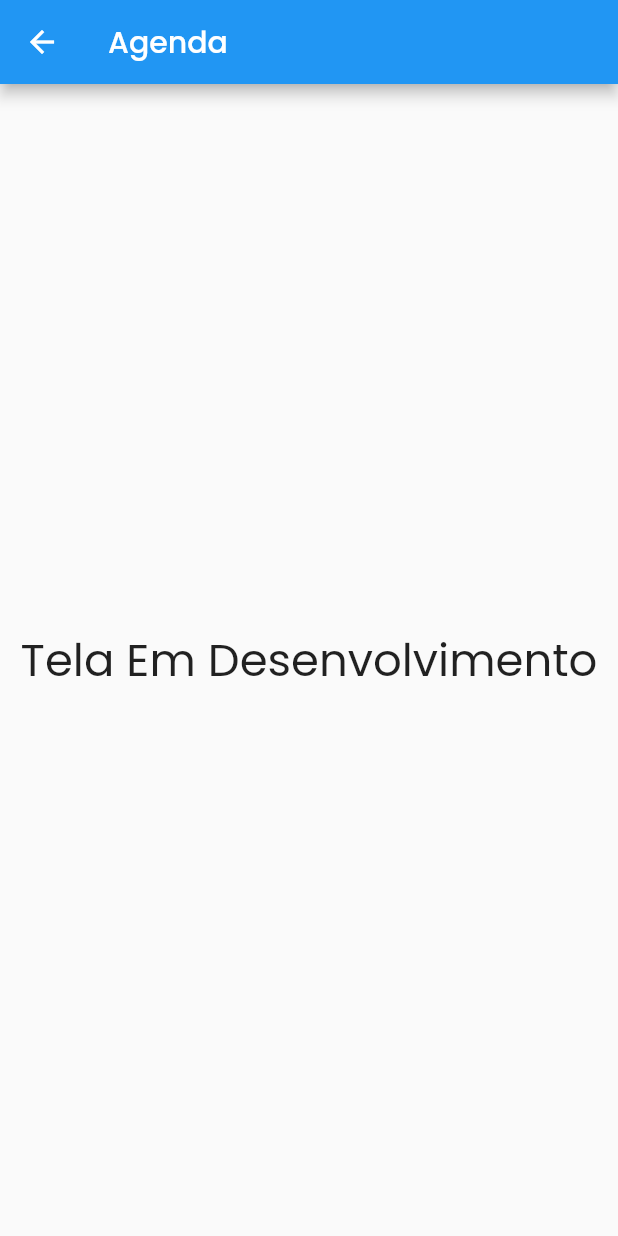
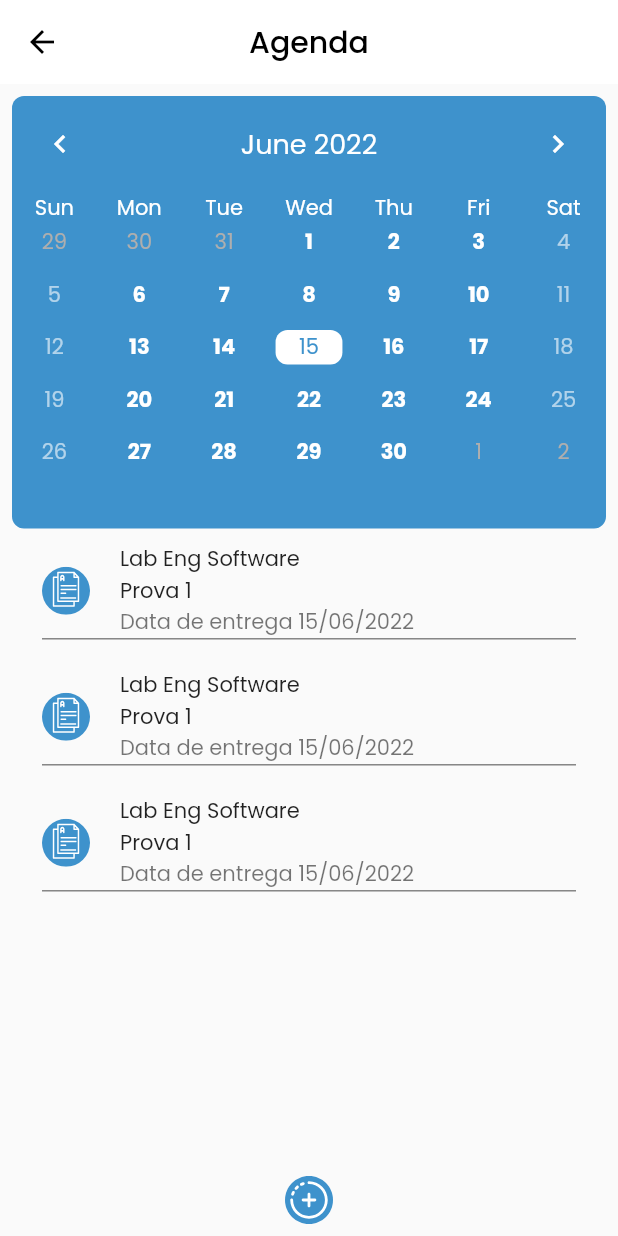
Before and after one commit to Mateuss18/School_Schedule, a Flutter app: the AgendaPage screen opened directly, on a phone screen of 412 x 824 dp. Run offline on Flutter 3.47's test engine with Material 2 defaults, Android fonts, the phone set to English and light mode, and no system bars; drawn by our look-alikes of table_calendar; our stand-ins replace animated_splash_screen, firebase_auth, firebase_core, flutter_svg, google_sign_in, page_transition and 1 more; accounts and stored records are empty.

Commit message:
feat - adicionando imagem e agenda

```diff
--- a/school_schedule/lib/core/app_images.dart
+++ b/school_schedule/lib/core/app_images.dart
@@ -25,4 +25,5 @@ class AppImages {
   static const emailSVG = 'assets/images/email.svg';
   static const shieldSVG = 'assets/images/shield.svg';
   static const aboutSVG = 'assets/images/about.svg';
+  static const adicionarSVG = 'assets/images/icon_adicionar.svg';
 }
--- a/school_schedule/lib/modules/agenda/page/agenda_page.dart
+++ b/school_schedule/lib/modules/agenda/page/agenda_page.dart
@@ -1,8 +1,12 @@
 import 'package:flutter/material.dart';
+import 'package:flutter_svg/svg.dart';
+import 'package:intl/intl.dart';
+import 'package:school_schedule/core/app_colors.dart';
+import 'package:school_schedule/core/app_images.dart';
+import 'package:table_calendar/table_calendar.dart';
 
 class AgendaPage extends StatefulWidget {
   const AgendaPage({Key? key}) : super(key: key);
-
   @override
   State<AgendaPage> createState() => _AgendaPageState();
 }
@@ -10,15 +14,109 @@ class AgendaPage extends StatefulWidget {
 class _AgendaPageState extends State<AgendaPage> {
   @override
   Widget build(BuildContext context) {
+    double widthValue = MediaQuery.of(context).size.width;
+    double heigthValue = MediaQuery.of(context).size.height;
     return Scaffold(
       appBar: AppBar(
-        title: const Text('Agenda'),
-      ),
-      body: const Center(
-        child: Text(
-          'Tela Em Desenvolvimento',
-          style: TextStyle(fontSize: 30),
+          centerTitle: true,
+          elevation: 0,
+          foregroundColor: Colors.black,
+          title: const Text('Agenda'),
+          backgroundColor: Colors.white),
+      body: Stack(children: [
+        Padding(
+          padding: const EdgeInsets.all(8.0),
+          child: Column(
+            children: [
+              Container(
+                height: heigthValue * 0.35,
+                decoration: const BoxDecoration(
+                    color: AppColors.corPrimaria,
+                    borderRadius: BorderRadius.all(Radius.circular(8))),
+                child: TableCalendar(
+                  shouldFillViewport: true,
+                  headerStyle: const HeaderStyle(
+                      leftChevronIcon:
+                          Icon(Icons.chevron_left, color: Colors.white),
+                      rightChevronIcon:
+                          Icon(Icons.chevron_right, color: Colors.white),
+                      titleCentered: true,
+                      formatButtonVisible: false,
+                      titleTextStyle:
+                          TextStyle(fontSize: 18, color: Colors.white)),
+                  daysOfWeekStyle: const DaysOfWeekStyle(
+                    decoration: BoxDecoration(),
+                    weekdayStyle: TextStyle(color: Colors.white),
+                    weekendStyle: TextStyle(color: Colors.white),
+                  ),
+                  rowHeight: 35,
+                  calendarStyle: const CalendarStyle(
+                    todayDecoration: BoxDecoration(
+                        color: Colors.white,
+                        borderRadius: BorderRadius.all(Radius.circular(8))),
+                    todayTextStyle: TextStyle(color: AppColors.corPrimaria),
+                    rangeHighlightColor: Colors.red,
+                    weekendTextStyle: TextStyle(color: Colors.white60),
+                    defaultTextStyle: TextStyle(
+                        color: Colors.white, fontWeight: FontWeight.w600),
+                  ),
+                  firstDay: DateTime.utc(2010, 10, 16),
+                  lastDay: DateTime.utc(2030, 3, 14),
+                  focusedDay: DateTime.now(),
+                ),
+              ),
+              card(),
+              card(),
+              card(),
+            ],
+          ),
         ),
+        Column(
+          mainAxisAlignment: MainAxisAlignment.end,
+          children: [
+            Row(
+              mainAxisAlignment: MainAxisAlignment.center,
+              children: [
+                IconButton(
+                    onPressed: () {},
+                    icon: SvgPicture.asset(AppImages.adicionarSVG)),
+              ],
+            )
+          ],
+        )
+      ]),
+    );
+  }
+
+  Widget card() {
+    return Padding(
+      padding: const EdgeInsets.symmetric(horizontal: 20, vertical: 10),
+      child: Column(
+        children: [
+          Row(
+            children: [
+              SvgPicture.asset(AppImages.iconProvasAzulBrancoSVG),
+              SizedBox(
+                width: 20,
+              ),
+              Column(
+                crossAxisAlignment: CrossAxisAlignment.start,
+                children: [
+                  Text('Lab Eng Software'),
+                  Text('Prova 1'),
+                  Text(
+                    'Data de entrega ${DateFormat('dd/MM/yyyy').format(DateTime.now()).toString()}',
+                    style: TextStyle(color: Colors.black54),
+                  )
+                ],
+              )
+            ],
+          ),
+          Divider(
+            height: 1,
+            color: Color.fromARGB(255, 74, 74, 74),
+          ),
+        ],
       ),
     );
   }
```
Also changed, not shown: school_schedule/pubspec.yaml (+37 -83 lines), school_schedule/assets/images/icon_adicionar.svg (added), school_schedule/pubspec.lock.
